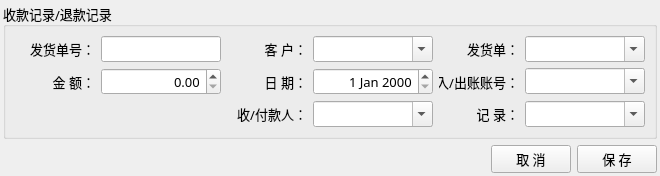
First picture: the form in ui/FormReceipt.ui, repository archsh/quickexcel, before the edit.
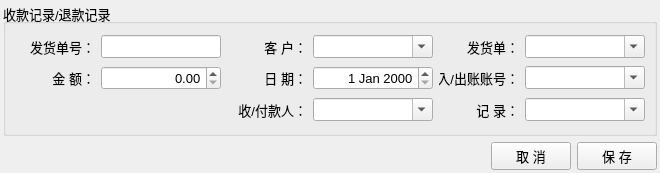
Second picture: the form after the edit.

Diff of the .ui file:
```diff
--- a/ui/FormReceipt.ui
+++ b/ui/FormReceipt.ui
@@ -12,7 +12,7 @@
   </property>
   <property name="font">
    <font>
-    <family>微软雅黑</family>
+    
     <pointsize>10</pointsize>
    </font>
   </property>
```
